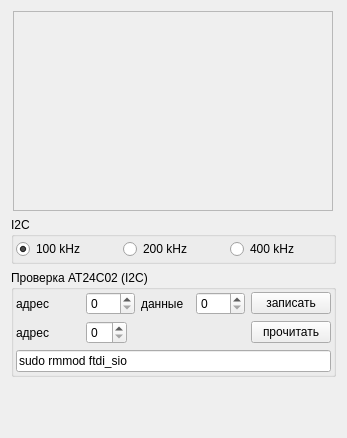
RinatB2017/mega_GIT, file Qt/my_programm/Organizations/Organization_01/FT2232/src/ft2232_mainbox/ui/ft2232_mainbox.ui: the form before one commit.
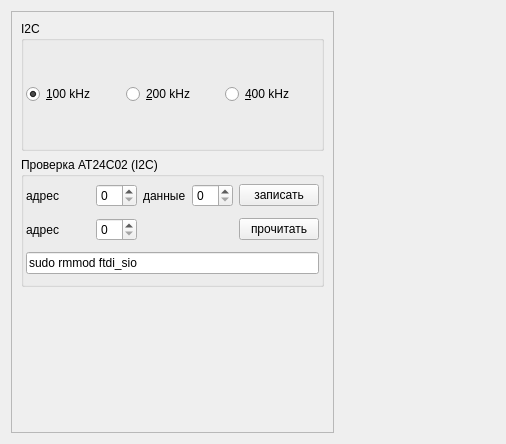
The form after the commit. Custom widgets are drawn as their Qt base class.

Diff of the .ui file:
```diff
--- a/Qt/my_programm/Organizations/Organization_01/FT2232/src/ft2232_mainbox/ui/ft2232_mainbox.ui
+++ b/Qt/my_programm/Organizations/Organization_01/FT2232/src/ft2232_mainbox/ui/ft2232_mainbox.ui
@@ -6,8 +6,8 @@
    <rect>
     <x>0</x>
     <y>0</y>
-    <width>347</width>
-    <height>438</height>
+    <width>506</width>
+    <height>444</height>
    </rect>
   </property>
   <property name="windowTitle">
@@ -15,33 +15,20 @@
   </property>
   <layout class="QHBoxLayout" name="horizontalLayout">
    <item>
-    <layout class="QVBoxLayout" name="verticalLayout">
-     <item>
-      <layout class="QHBoxLayout" name="horizontalLayout_10">
-       <item>
         <widget class="QFrame" name="frame">
-         <property name="minimumSize">
-          <size>
-           <width>320</width>
-           <height>200</height>
-          </size>
-         </property>
-         <property name="maximumSize">
-          <size>
-           <width>320</width>
-           <height>200</height>
-          </size>
+     <property name="sizePolicy">
+      <sizepolicy hsizetype="Fixed" vsizetype="Preferred">
+       <horstretch>0</horstretch>
+       <verstretch>0</verstretch>
+      </sizepolicy>
          </property>
          <property name="frameShape">
           <enum>QFrame::StyledPanel</enum>
          </property>
          <property name="frameShadow">
-          <enum>QFrame::Sunken</enum>
-         </property>
-        </widget>
-       </item>
-      </layout>
-     </item>
+      <enum>QFrame::Raised</enum>
+     </property>
+     <layout class="QVBoxLayout" name="verticalLayout_3">
      <item>
       <widget class="QGroupBox" name="groupBox_4">
        <property name="title">
@@ -54,7 +41,7 @@
         <item>
          <widget class="QRadioButton" name="rb_100">
           <property name="text">
-           <string>100 kHz</string>
+            <string>&amp;100 kHz</string>
           </property>
           <property name="checked">
            <bool>true</bool>
@@ -64,14 +51,14 @@
         <item>
          <widget class="QRadioButton" name="rb_200">
           <property name="text">
-           <string>200 kHz</string>
+            <string>&amp;200 kHz</string>
           </property>
          </widget>
         </item>
         <item>
          <widget class="QRadioButton" name="rb_400">
           <property name="text">
-           <string>400 kHz</string>
+            <string>&amp;400 kHz</string>
           </property>
          </widget>
         </item>
@@ -178,28 +165,30 @@
       </widget>
      </item>
      <item>
-      <layout class="QVBoxLayout" name="serial_layout"/>
-     </item>
-     <item>
-      <spacer name="verticalSpacer">
-       <property name="orientation">
-        <enum>Qt::Vertical</enum>
-       </property>
-       <property name="sizeHint" stdset="0">
-        <size>
-         <width>20</width>
-         <height>40</height>
-        </size>
-       </property>
-      </spacer>
-     </item>
-    </layout>
+       <widget class="SerialBox5" name="serial_widget" native="true"/>
+      </item>
+     </layout>
+    </widget>
    </item>
    <item>
-    <layout class="QVBoxLayout" name="graph_layout"/>
+    <widget class="GrapherBox" name="grapher_widget" native="true"/>
    </item>
   </layout>
  </widget>
+ <customwidgets>
+  <customwidget>
+   <class>GrapherBox</class>
+   <extends>QWidget</extends>
+   <header>grapherbox.hpp</header>
+   <container>1</container>
+  </customwidget>
+  <customwidget>
+   <class>SerialBox5</class>
+   <extends>QWidget</extends>
+   <header>serialbox5.hpp</header>
+   <container>1</container>
+  </customwidget>
+ </customwidgets>
  <resources/>
  <connections/>
 </ui>
```
Left out of the diff: 22 changed lines with no effect on the pictures. Lines whose indentation alone changed are shown as unchanged.
